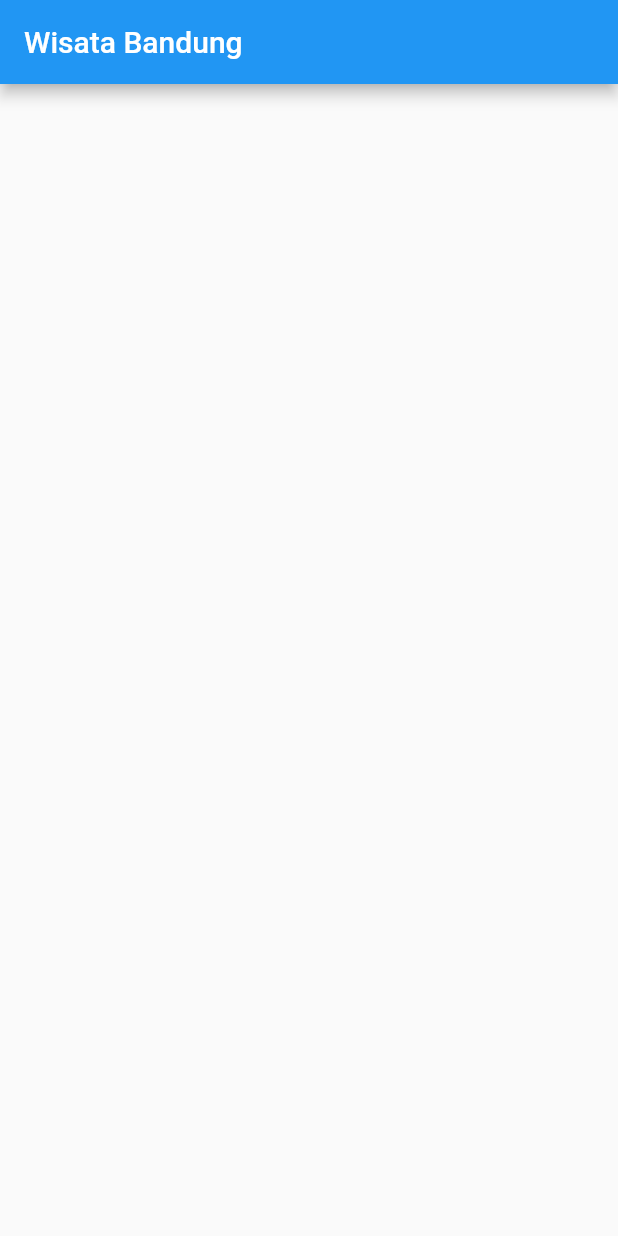
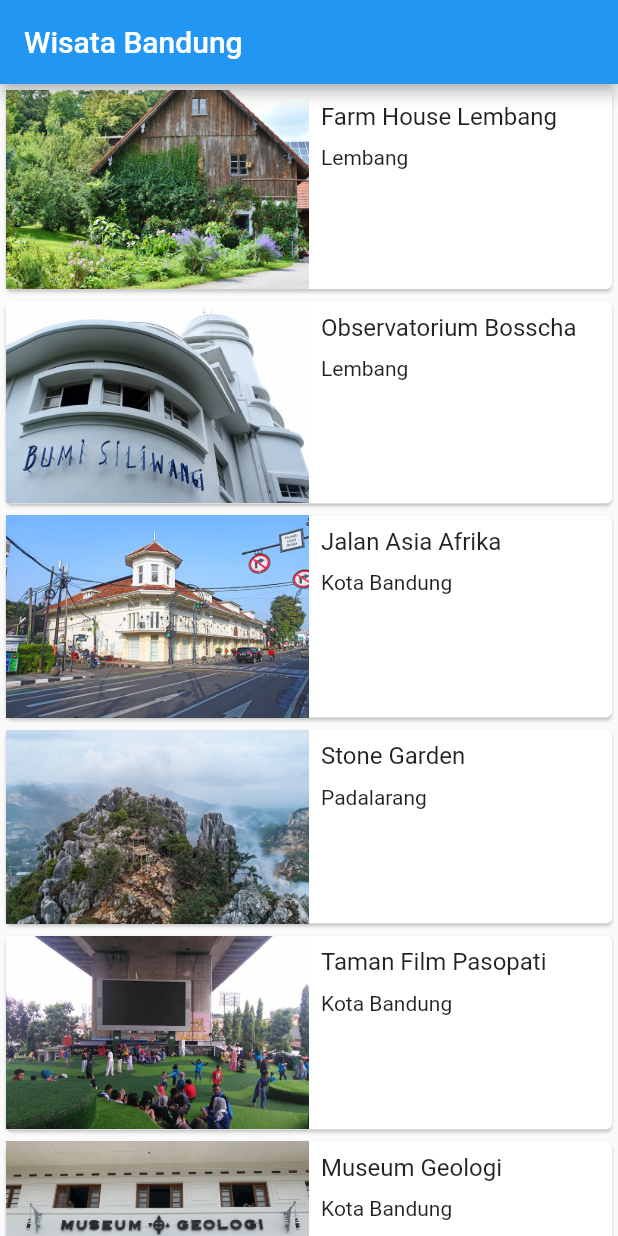
Before and after one commit to Dmonks23/DicodingCodelabFlutter, a Flutter app: the screen it shows after launch, on a phone screen of 412 x 824 dp. Run offline on Flutter 3.47's test engine with Material 2 defaults, Android fonts, the phone set to English and light mode, and no system bars.

Commit message:
finish codelab 3

```diff
--- a/lib/DetailScreen.dart
+++ b/lib/DetailScreen.dart
@@ -1,6 +1,11 @@
+import 'package:dicoding_codelab/model/tourism_place.dart';
 import 'package:flutter/material.dart';
 
 class DetailScreen extends StatelessWidget {
+  final TourismPlace place;
+
+  DetailScreen({@required this.place});
+
   @override
   Widget build(BuildContext context) {
     return Scaffold(
@@ -9,11 +14,33 @@ class DetailScreen extends StatelessWidget {
       child: Column(
         crossAxisAlignment: CrossAxisAlignment.stretch,
         children: <Widget>[
-          Image.asset('images/farm-house.jpg'),
+          Stack(
+            children: <Widget>[
+              Image.asset(place.imageAsset),
+              SafeArea(
+                  child: Padding(
+                      padding: const EdgeInsets.all(8),
+                      child: Row(
+                        mainAxisAlignment: MainAxisAlignment.spaceBetween,
+                        children: [
+                          CircleAvatar(
+                            backgroundColor: Colors.grey,
+                            child: IconButton(
+                                icon:
+                                    Icon(Icons.arrow_back, color: Colors.white),
+                                onPressed: () {
+                                  Navigator.pop(context);
+                                }),
+                          ),
+                          FavoriteButton()
+                        ],
+                      )))
+            ],
+          ),
           Container(
               margin: EdgeInsets.only(top: 16.0),
               child: Text(
-                'Farm house lembang',
+                place.name,
                 textAlign: TextAlign.center,
                 style: TextStyle(
                     fontSize: 30,
@@ -29,21 +56,21 @@ class DetailScreen extends StatelessWidget {
                   children: [
                     Icon(Icons.calendar_today),
                     SizedBox(height: 8.0),
-                    Text('Open EveryDay'),
+                    Text(place.openDays),
                   ],
                 ),
                 Column(
                   children: <Widget>[
                     Icon(Icons.access_time),
                     SizedBox(height: 8.0),
-                    Text('09:00 - 20:00'),
+                    Text(place.openTime),
                   ],
                 ),
                 Column(
                   children: <Widget>[
                     Icon(Icons.monetization_on),
                     SizedBox(height: 8.0),
-                    Text('RP 25.000'),
+                    Text(place.ticketPrice),
                   ],
                 ),
               ],
@@ -52,7 +79,7 @@ class DetailScreen extends StatelessWidget {
           Container(
             padding: EdgeInsets.all(16),
             child: Text(
-              'Berada di jalur utama Bandung-Lembang, Farm House menjadi objek wisata yang tidak pernah sepi pengunjung. Selain karena letaknya strategis, kawasan ini juga menghadirkan nuansa wisata khas Eropa. Semua itu diterapkan dalam bentuk spot swafoto Instagramable.',
+              place.description,
               textAlign: TextAlign.center,
               style: TextStyle(fontSize: 16),
             ),
@@ -61,30 +88,15 @@ class DetailScreen extends StatelessWidget {
             height: 150,
             child: ListView(
               scrollDirection: Axis.horizontal,
-              children: [
-                Padding(
-                  padding: const EdgeInsets.all(8.0),
+              children: place.imageUrls.map((url) {
+                return Padding(
+                  padding: const EdgeInsets.all(6.0),
                   child: ClipRRect(
                     borderRadius: BorderRadius.all(Radius.circular(8)),
-                    child: Image.network(
-                        'https://media-cdn.tripadvisor.com/media/photo-s/0d/7c/59/70/farmhouse-lembang.jpg'),
+                    child: Image.network(url),
                   ),
-                ),
-                Padding(
-                    padding: const EdgeInsets.all(8.0),
-                    child: ClipRRect(
-                      borderRadius: BorderRadius.all(Radius.circular(8)),
-                      child: Image.network(
-                          'https://media-cdn.tripadvisor.com/media/photo-s/0d/7c/59/70/farmhouse-lembang.jpg'),
-                    )),
-                Padding(
-                    padding: const EdgeInsets.all(8.0),
-                    child: ClipRRect(
-                      borderRadius: BorderRadius.all(Radius.circular(8)),
-                      child: Image.network(
-                          'https://media-cdn.tripadvisor.com/media/photo-s/0d/7c/59/70/farmhouse-lembang.jpg'),
-                    ))
-              ],
+                );
+              }).toList(),
             ),
           )
         ],
@@ -92,3 +104,26 @@ class DetailScreen extends StatelessWidget {
     )));
   }
 }
+
+class FavoriteButton extends StatefulWidget {
+  @override
+  State<StatefulWidget> createState() {
+    return _FavoriteButtonState();
+  }
+}
+
+class _FavoriteButtonState extends State<FavoriteButton> {
+  bool isFavorite = false;
+
+  @override
+  Widget build(BuildContext context) {
+    return IconButton(
+        icon: Icon(isFavorite ? Icons.favorite : Icons.favorite_border,
+            color: Colors.red),
+        onPressed: () {
+          setState(() {
+            isFavorite = !isFavorite;
+          });
+        });
+  }
+}
--- a/lib/MainScreen.dart
+++ b/lib/MainScreen.dart
@@ -1,3 +1,5 @@
+import 'package:dicoding_codelab/DetailScreen.dart';
+import 'package:dicoding_codelab/model/tourism_place.dart';
 import 'package:flutter/material.dart';
 
 class MainScreen extends StatelessWidget {
@@ -7,11 +9,43 @@ class MainScreen extends StatelessWidget {
         appBar: AppBar(
           title: Text('Wisata Bandung'),
         ),
-      body: Card(
+        body: ListView.builder(
+          itemBuilder: (context, index) {
+            final TourismPlace place = tourismPlaceList[index];
+            return InkWell(
+              onTap: () {
+                Navigator.push(context, MaterialPageRoute(builder: (context) {
+                  return DetailScreen(place: place);
+                }));
+              },
+              child: Card(
                 child: Row(
                   crossAxisAlignment: CrossAxisAlignment.start,
+                  children: <Widget>[
+                    Expanded(flex: 1, child: Image.asset(place.imageAsset)),
+                    Expanded(
+                      flex: 1,
+                      child: Padding(
+                        padding: const EdgeInsets.all(8.0),
+                        child: Column(
+                          crossAxisAlignment: CrossAxisAlignment.start,
+                          mainAxisSize: MainAxisSize.min,
+                          children: <Widget>[
+                            Text(place.name, style: TextStyle(fontSize: 16.0)),
+                            SizedBox(
+                              height: 10,
+                            ),
+                            Text(place.location)
+                          ],
+                        ),
+                      ),
+                    )
+                  ],
                 ),
               ),
             );
+          },
+          itemCount: tourismPlaceList.length,
+        ));
   }
 }
--- a/lib/main.dart
+++ b/lib/main.dart
@@ -1,4 +1,3 @@
-import 'package:dicoding_codelab/DetailScreen.dart';
 import 'package:dicoding_codelab/MainScreen.dart';
 import 'package:flutter/material.dart';
 
--- /dev/null
+++ b/lib/model/tourism_place.dart
@@ -0,0 +1,161 @@
+import 'package:flutter/material.dart';
+
+class TourismPlace {
+  String name;
+  String location;
+  String description;
+  String openDays;
+  String openTime;
+  String ticketPrice;
+  String imageAsset;
+  List<String> imageUrls;
+
+  TourismPlace({
+    @required this.name,
+    @required this.location,
+    @required this.description,
+    @required this.openDays,
+    @required this.openTime,
+    @required this.ticketPrice,
+    @required this.imageAsset,
+    @required this.imageUrls,
+  });
+}
+
+var tourismPlaceList = [
+  TourismPlace(
+    name: 'Farm House Lembang',
+    location: 'Lembang',
+    description:
+        'Berada di jalur utama Bandung-Lembang, Farm House menjadi objek wisata yang tidak pernah sepi pengunjung. Selain karena letaknya strategis, kawasan ini juga menghadirkan nuansa wisata khas Eropa. Semua itu diterapkan dalam bentuk spot swafoto Instagramable.',
+    openDays: 'Open Everyday',
+    openTime: '09:00 - 20:00',
+    ticketPrice: 'Rp 25000',
+    imageAsset: 'images/farm-house.jpg',
+    imageUrls: [
+      'https://media-cdn.tripadvisor.com/media/photo-s/0d/7c/59/70/farmhouse-lembang.jpg',
+      'https://media-cdn.tripadvisor.com/media/photo-w/13/f0/22/f6/photo3jpg.jpg',
+      'https://media-cdn.tripadvisor.com/media/photo-m/1280/16/a9/33/43/liburan-di-farmhouse.jpg'
+    ],
+  ),
+  TourismPlace(
+    name: 'Observatorium Bosscha',
+    location: 'Lembang',
+    description:
+        'Memiliki beberapa teleskop, antara lain, Refraktor Ganda Zeiss, Schmidt Bimasakti, Refraktor Bamberg, Cassegrain GOTO, dan Teleskop Surya. Refraktor Ganda Zeiss adalah jenis teleskop terbesar untuk meneropong bintang. Benda ini diletakkan pada atap kubah sehingga saat teropong digunakan, atap tersebut harus dibuka. Observatorium Bosscha boleh dikunjungi oleh siapa pun, tanpa tiket. Namun, bagi yang ingin menggunakan teleskop Zeiss, wajib mendaftarkan diri. Untuk instansi atau lembaga pendidikan, diberikan jadwal hari Selasa sampai Jumat. Sementara itu, kunjungan individu dibuka setiap hari Sabtu.',
+    openDays: 'Open Tuesday - Saturday',
+    openTime: '09:00 - 14:30',
+    ticketPrice: 'Rp 20000',
+    imageAsset: 'images/bosscha.jpg',
+    imageUrls: [
+      'https://media-cdn.tripadvisor.com/media/photo-o/12/6b/63/0b/bosscha-observatory.jpg',
+      'https://media-cdn.tripadvisor.com/media/photo-p/0d/6a/88/9b/photo3jpg.jpg',
+      'https://media-cdn.tripadvisor.com/media/photo-o/11/3f/04/39/p-20171111-110220-largejpg.jpg',
+    ],
+  ),
+  TourismPlace(
+    name: 'Jalan Asia Afrika',
+    location: 'Kota Bandung',
+    description:
+        'Jalan Asia Afrika di Bandung memiliki kaitan yang sangat erat dengan pendirian kota Kembang ini. Karena pada saat itu, Gubernur Jenderal Herman Willem Deaendels dari Belanda menancapkan tongkatnya saat memerintahkan pendirian kota ini, yang kemudian diabadikan menjadi tugu Bandung Nol Kilometer.',
+    openDays: 'Open Everyday',
+    openTime: '24 hours',
+    ticketPrice: 'Free',
+    imageAsset: 'images/jalan-asia-afrika.jpg',
+    imageUrls: [
+      'https://media-cdn.tripadvisor.com/media/photo-o/0d/c2/e7/e6/quotes-kota-bandung.jpg',
+      'https://media-cdn.tripadvisor.com/media/photo-w/17/f4/44/01/jalan-asia-afrika.jpg',
+      'https://media-cdn.tripadvisor.com/media/photo-s/0a/ef/36/e2/jalan-asia-afrika.jpg',
+    ],
+  ),
+  TourismPlace(
+    name: 'Stone Garden',
+    location: 'Padalarang',
+    description:
+        'Stone Garden atau Taman Batu di Padalarang – Bandung ini adalah nama secara harafiah untuk apa yang akan kita lihat jika berada di sana. Hamparan batu yang artistik membuat kita merasa tidak sedang berada di Bandung, apalagi di Padalarang. Hamparan batu yang dimaksud bukan terhampar begitu saja di atas tanah luas yang menjadi permukaannya. Batu-batu besar yang ukuran pastinya bervariasi tersusun seperti memiliki suatu formasi matematis.',
+    openDays: 'Open Everyday',
+    openTime: '06:00 - 17:00',
+    ticketPrice: 'Rp 3000',
+    imageAsset: 'images/stone-garden.jpg',
+    imageUrls: [
+      'https://media-cdn.tripadvisor.com/media/photo-o/15/01/d7/4b/p-20180510-153310-01.jpg',
+      'https://media-cdn.tripadvisor.com/media/photo-w/15/68/00/32/stone-garden-citatah.jpg',
+      'https://media-cdn.tripadvisor.com/media/photo-o/0d/a2/cb/05/stone-garden-citatah.jpg',
+    ],
+  ),
+  TourismPlace(
+    name: 'Taman Film Pasopati',
+    location: 'Kota Bandung',
+    description:
+        'Menjadi salah satu tempat wisata di Bandung yang favorit, tentu Taman Film ini memiliki fasilitas cukup memadai. Pemberian fasilitas ini memiliki harapan para pengunjung akan merasa nyaman dan tak segan2 untuk kembali berkunjung terus menerus kesini. Beberapa fasilitas taman yang bisa kamu nikmati diantaranya seperti layar videotron besar berukuran 4×8 untuk memutar berbagai macam pilihan film seperti Film Indonesia, Bollywood, Korea, ataupun Indie Bandung.',
+    openDays: 'Open Everyday',
+    openTime: '24 hours',
+    ticketPrice: 'Free',
+    imageAsset: 'images/taman-film.jpg',
+    imageUrls: [
+      'https://media-cdn.tripadvisor.com/media/photo-o/08/8b/87/50/bandung-movie-park.jpg',
+      'https://media-cdn.tripadvisor.com/media/photo-o/17/67/d5/53/img-20190505-114509-largejpg.jpg',
+      'https://media-cdn.tripadvisor.com/media/photo-w/09/73/33/05/taman-film-pasopati.jpg',
+    ],
+  ),
+  TourismPlace(
+    name: 'Museum Geologi',
+    location: 'Kota Bandung',
+    description:
+        'Museum Geologi didirikan pada tanggal 16 Mei 1929. Museum ini telah direnovasi dengan dana bantuan dari JICA (Japan International Cooperation Agency). Setelah mengalami renovasi, Museum Geologi dibuka kembali dan diresmikan oleh Wakil Presiden RI, Megawati Soekarnoputri pada tanggal 23 Agustus 2000. Sebagai salah satu monumen bersejarah, museum berada di bawah perlindungan pemerintah dan merupakan peninggalan nasional. Dalam Museum ini, tersimpan dan dikelola materi-materi geologi yang berlimpah, seperti fosil, batuan, mineral. Kesemuanya itu dikumpulkan selama kerja lapangan di Indonesia sejak 1850.',
+    openDays: 'Open Saturday - Thursday',
+    openTime: '09:00 - 15:30',
+    ticketPrice: 'Rp 3000',
+    imageAsset: 'images/museum-geologi.jpg',
+    imageUrls: [
+      'https://media-cdn.tripadvisor.com/media/photo-w/19/1c/8e/f7/geology-museum.jpg',
+      'https://media-cdn.tripadvisor.com/media/photo-o/11/a7/35/b7/geology-museum.jpg',
+      'https://media-cdn.tripadvisor.com/media/photo-s/1a/55/e0/dc/geology-museum.jpg',
+    ],
+  ),
+  TourismPlace(
+    name: 'Floating Market',
+    location: 'Lembang',
+    description:
+        'Tempat wisata ini sepertinya memang ditujukan untuk wisata keluarga di Bandung. Di sini kita bisa menikmati suasana kawasan yang tertata rapi dan alami. Pada awalnya, floating market Lembang tidak begitu luas. Tapi sekarang sudah ekspansi dan memiliki banyak objek menarik baru. Nama floating market ini sepertinya merujuk pada stand tempat jualan makanan yang berada dalam perahu.',
+    openDays: 'Open Everyday',
+    openTime: '09:00 - 17:00',
+    ticketPrice: 'Rp 20000',
+    imageAsset: 'images/floating-market.png',
+    imageUrls: [
+      'https://media-cdn.tripadvisor.com/media/photo-o/17/f9/ff/f8/floating-market-bandung.jpg',
+      'https://media-cdn.tripadvisor.com/media/photo-p/1a/86/d3/cd/20200103-125059-largejpg.jpg',
+      'https://media-cdn.tripadvisor.com/media/photo-p/19/ce/b4/9b/img20181224120857-largejpg.jpg',
+    ],
+  ),
+  TourismPlace(
+    name: 'Kawah Putih',
+    location: 'Ciwidey',
+    description:
+        'Kawah Putih adalah tempat wisata di Bandung yang paling terkenal. Berlokasi di Ciwidey, Jawa Barat, kurang lebih sekitar 50 KM arah selatan kota Bandung, Kawah Putih adalah sebuah danau yang terbentuk akibat dari letusan Gunung Patuha. Sesuai dengan namanya, tanah yang ada di kawasan ini berwarna putih akibat dari pencampuran unsur belerang.',
+    openDays: 'Open Everyday',
+    openTime: '07:00 - 17:00',
+    ticketPrice: 'Rp 15000',
+    imageAsset: 'images/kawah-putih.jpg',
+    imageUrls: [
+      'https://media-cdn.tripadvisor.com/media/photo-o/0b/6e/7c/ce/rocks-sticking-out-of.jpg',
+      'https://media-cdn.tripadvisor.com/media/photo-p/0b/35/30/14/white-crater.jpg',
+      'https://media-cdn.tripadvisor.com/media/photo-o/0a/8b/9a/79/2945-t00572-www-initempatwisat.jpg',
+    ],
+  ),
+  TourismPlace(
+    name: 'Ranca Upas',
+    location: 'Ciwidey',
+    description:
+        'Ranca Upas Ciwidey adalah kawasan bumi perkemahan di bawah pengelolaan perhutani. Tempat ini berada di kawasan wisata Bandung Selatan, satu lokasi dengan kawah putih, kolam Cimanggu dan situ Patenggang. Banyak hal yang bisa dilakukan di kawasan wisata ini, seperti berkemah, berinteraksi dengan rusa, sampai bermain di water park dan mandi air panas.',
+    openDays: 'Open Everyday',
+    openTime: '24 hours',
+    ticketPrice: 'Rp 20000',
+    imageAsset: 'images/ranca-upas.jpg',
+    imageUrls: [
+      'https://media-cdn.tripadvisor.com/media/photo-o/1a/e0/7f/9c/kampung-cai-ranca-upas.jpg',
+      'https://media-cdn.tripadvisor.com/media/photo-w/13/ee/2f/87/ranca-upas.jpg',
+      'https://media-cdn.tripadvisor.com/media/photo-w/13/ee/27/0a/ranca-upas.jpg',
+    ],
+  ),
+];
```
Lines whose indentation alone changed are shown as unchanged.
